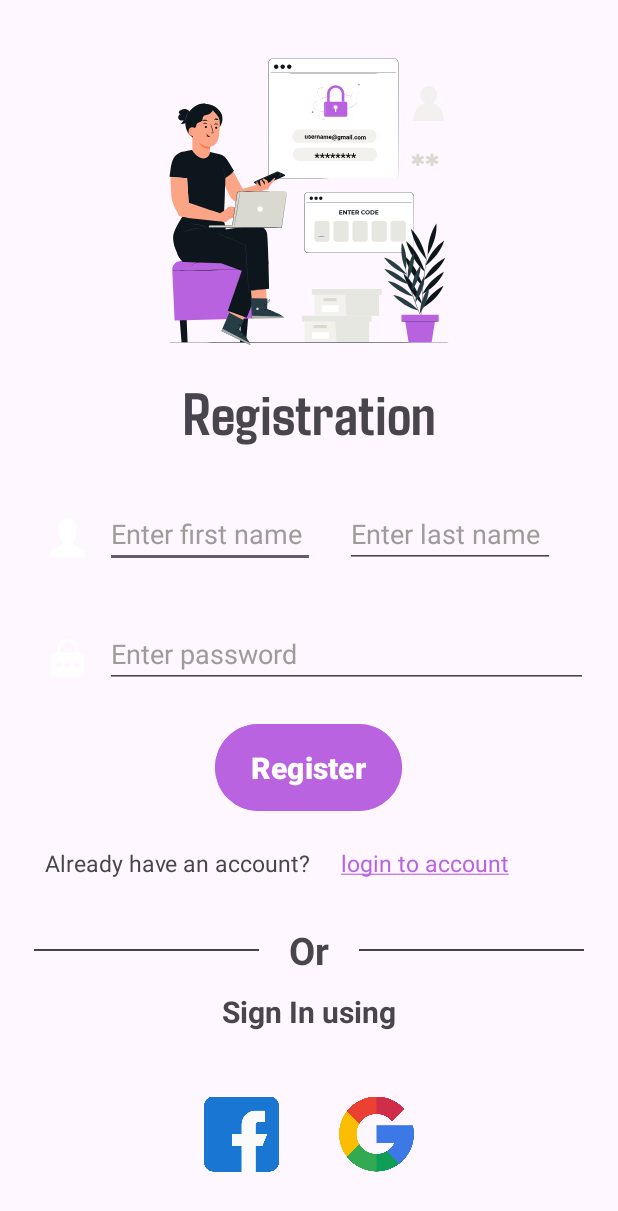
After one commit to ShihabSarar12/Toucan-Music-App, an Android app: the Registration screen opened directly, with no data from a screen before it, on a phone screen of 412 x 824 dp. The commit adds this screen. Shown: the top 1211 px of the screen. Run offline under Robolectric (Android 15) with nearby library versions, the phone set to English and light mode, and no system bars.

Commit message:
registration partially added

```diff
--- a/app/src/main/AndroidManifest.xml
+++ b/app/src/main/AndroidManifest.xml
@@ -12,6 +12,9 @@
         android:supportsRtl="true"
         android:theme="@style/Theme.Toucan"
         tools:targetApi="31">
+        <activity
+            android:name=".Registration"
+            android:exported="false" />
         <activity
             android:name=".Login"
             android:exported="false" />
--- a/app/src/main/java/com/example/toucan/Login.java
+++ b/app/src/main/java/com/example/toucan/Login.java
@@ -2,6 +2,8 @@ package com.example.toucan;
 
 import androidx.appcompat.app.AppCompatActivity;
 
+import android.app.AlertDialog;
+import android.content.DialogInterface;
 import android.content.Intent;
 import android.os.Bundle;
 import android.util.Log;
@@ -22,19 +24,36 @@ public class Login extends AppCompatActivity {
     protected void onCreate(Bundle savedInstanceState) {
         super.onCreate(savedInstanceState);
         setContentView(R.layout.activity_login);
+
         emailTxt = findViewById(R.id.emailTxt);
         passwordTxt = findViewById(R.id.passwordTxt);
         loginBtn = findViewById(R.id.loginBtn);
+        createAccBtn = findViewById(R.id.createAccBtn);
+
         loginBtn.setOnClickListener(view->{
             String emailTxtStr = emailTxt.getText().toString();
             String passwordTxtStr = passwordTxt.getText().toString();
             if(emailTxtStr.equals("shihab") && passwordTxtStr.equals("donno")){
                 startActivity(new Intent(Login.this, Home.class));
             }
-            else{
-                Toast.makeText(getApplicationContext(),"Wrong "+emailTxtStr+" "+passwordTxtStr,Toast.LENGTH_SHORT).show();
-            }
         });
+        createAccBtn.setOnClickListener(view->{
+            startActivity(new Intent(Login.this, Registration.class));
+        });
+    }
+    @Override
+    public void onBackPressed() {
+        new AlertDialog.Builder(this)
+                .setTitle("Really Exit?")
+                .setMessage("Are you sure you want to exit?")
+                .setNegativeButton(android.R.string.no, null)
+                .setPositiveButton(android.R.string.yes, new DialogInterface.OnClickListener() {
 
+                    public void onClick(DialogInterface arg0, int arg1) {
+                        setResult(RESULT_OK, new Intent().putExtra("EXIT", true));
+                        finish();
+                    }
+
+                }).create().show();
     }
 }
--- a/app/src/main/java/com/example/toucan/MainActivity.java
+++ b/app/src/main/java/com/example/toucan/MainActivity.java
@@ -15,6 +15,7 @@ import java.lang.reflect.Type;
 public class MainActivity extends AppCompatActivity {
     private TextView podcastTxt;
     private Button startApp;
+    private final static int EXIT_CODE = 100;
     @Override
     protected void onCreate(Bundle savedInstanceState) {
         super.onCreate(savedInstanceState);
--- /dev/null
+++ b/app/src/main/java/com/example/toucan/Registration.java
@@ -0,0 +1,23 @@
+package com.example.toucan;
+
+import androidx.appcompat.app.AppCompatActivity;
+
+import android.content.Intent;
+import android.os.Bundle;
+import android.widget.TextView;
+
+public class Registration extends AppCompatActivity {
+    private TextView loginAccBtn;
+
+    @Override
+    protected void onCreate(Bundle savedInstanceState) {
+        super.onCreate(savedInstanceState);
+        setContentView(R.layout.activity_registration);
+
+        loginAccBtn = findViewById(R.id.loginAccBtn);
+
+        loginAccBtn.setOnClickListener(view->{
+            startActivity(new Intent(Registration.this, Login.class));
+        });
+    }
+}
--- /dev/null
+++ b/app/src/main/res/layout/activity_registration.xml
@@ -0,0 +1,179 @@
+<?xml version="1.0" encoding="utf-8"?>
+<LinearLayout xmlns:android="http://schemas.android.com/apk/res/android"
+    xmlns:app="http://schemas.android.com/apk/res-auto"
+    xmlns:tools="http://schemas.android.com/tools"
+    android:layout_width="match_parent"
+    android:layout_height="match_parent"
+    tools:context=".Login"
+    android:orientation="vertical"
+    >
+    <com.airbnb.lottie.LottieAnimationView
+        android:layout_width="match_parent"
+        android:layout_height="200dp"
+        android:layout_marginTop="30dp"
+        app:lottie_rawRes="@raw/login_animation"
+        app:lottie_loop="true"
+        app:lottie_autoPlay="true"
+        />
+    <TextView
+        android:layout_width="match_parent"
+        android:layout_height="wrap_content"
+        android:text="Registration"
+        android:textSize="40sp"
+        android:layout_marginTop="20dp"
+        android:gravity="center"
+        android:fontFamily="@font/agdasima_bold"
+        />
+    <LinearLayout
+        android:layout_width="match_parent"
+        android:layout_height="wrap_content"
+        android:orientation="vertical"
+        android:layout_marginBottom="30dp"
+        >
+        <LinearLayout
+            android:layout_width="match_parent"
+            android:layout_height="wrap_content"
+            android:layout_marginTop="20dp"
+            android:paddingVertical="20dp"
+            >
+            <ImageView
+                android:layout_width="30dp"
+                android:layout_height="30dp"
+                android:src="@drawable/profile"
+                android:layout_marginLeft="30dp"
+                android:layout_marginTop="5dp"
+                android:layout_marginRight="10dp"
+                />
+            <EditText
+                android:layout_width="140dp"
+                android:layout_height="40dp"
+                android:hint="Enter first name"
+                android:textColorHint="#A19A9A"
+                android:layout_marginRight="20dp"
+                />
+            <EditText
+                android:layout_width="140dp"
+                android:layout_height="40dp"
+                android:hint="Enter last name"
+                android:textColorHint="#A19A9A"
+                android:layout_marginRight="20dp"
+                />
+        </LinearLayout>
+        <LinearLayout
+            android:layout_width="match_parent"
+            android:layout_height="wrap_content"
+            android:paddingVertical="20dp"
+            >
+            <ImageView
+                android:layout_width="30dp"
+                android:layout_height="30dp"
+                android:src="@drawable/password"
+                android:layout_marginLeft="30dp"
+                android:layout_marginTop="5dp"
+                android:layout_marginRight="10dp"
+                />
+            <EditText
+                android:inputType="textPassword"
+                android:id="@+id/passwordTxt"
+                android:layout_width="match_parent"
+                android:layout_height="40dp"
+                android:hint="Enter password"
+                android:textColorHint="#A19A9A"
+                android:layout_marginRight="20dp"
+                />
+        </LinearLayout>
+        <Button
+            android:id="@+id/regBtn"
+            android:layout_width="wrap_content"
+            android:layout_height="wrap_content"
+            android:text="Register"
+            android:textSize="20sp"
+            android:textStyle="bold"
+            android:layout_gravity="center"
+            android:backgroundTint="@color/main"
+            android:paddingVertical="15dp"
+            android:layout_marginBottom="20dp"
+            />
+        <LinearLayout
+            android:layout_width="match_parent"
+            android:layout_height="wrap_content"
+            >
+            <TextView
+                android:layout_width="wrap_content"
+                android:layout_height="wrap_content"
+                android:text="@string/account_login"
+                android:textSize="15sp"
+                android:layout_marginLeft="30dp"
+                android:layout_marginRight="20dp"
+                />
+            <TextView
+                android:id="@+id/loginAccBtn"
+                android:layout_width="wrap_content"
+                android:layout_height="wrap_content"
+                android:text="@string/account_login_link"
+                android:textSize="15sp"
+                android:textColor="@color/main"
+                />
+        </LinearLayout>
+    </LinearLayout>
+    <LinearLayout
+        android:layout_width="match_parent"
+        android:layout_height="wrap_content"
+        android:gravity="center"
+        android:layout_marginBottom="10dp"
+        >
+        <View
+            android:layout_width="150dp"
+            android:layout_height="1dp"
+            android:background="#434543"
+            android:layout_gravity="center"
+            />
+        <TextView
+            android:layout_width="wrap_content"
+            android:layout_height="wrap_content"
+            android:text="Or"
+            android:textSize="25sp"
+            android:gravity="center"
+            android:textStyle="bold"
+            android:layout_marginHorizontal="20dp"
+            />
+        <View
+            android:layout_width="150dp"
+            android:layout_height="1dp"
+            android:background="#434543"
+            android:layout_gravity="center"
+            />
+    </LinearLayout>
+    <LinearLayout
+        android:layout_width="match_parent"
+        android:layout_height="match_parent"
+        android:gravity="center"
+        android:orientation="vertical"
+        >
+        <TextView
+            android:layout_width="wrap_content"
+            android:layout_height="wrap_content"
+            android:text="Sign In using"
+            android:textStyle="bold"
+            android:textSize="20sp"
+            />
+        <LinearLayout
+            android:layout_width="wrap_content"
+            android:layout_height="wrap_content"
+            >
+            <ImageView
+                android:id="@+id/facebookBtn"
+                android:layout_width="50dp"
+                android:layout_height="wrap_content"
+                android:src="@drawable/facebook"
+                android:layout_marginRight="40dp"
+                />
+            <ImageView
+                android:id="@+id/googleBtn"
+                android:layout_width="50dp"
+                android:layout_height="wrap_content"
+                android:src="@drawable/google"
+                />
+        </LinearLayout>
+    </LinearLayout>
+</LinearLayout>
--- a/app/src/main/res/values/strings.xml
+++ b/app/src/main/res/values/strings.xml
@@ -5,4 +5,6 @@
     <string name="hero_end_text">With Enthusiasm</string>
     <string name="account_create">Don\'t have an account? </string>
     <string name="account_create_link"><u>create an account</u></string>
+    <string name="account_login">Already have an account? </string>
+    <string name="account_login_link"><u>login to account</u></string>
 </resources>
```
